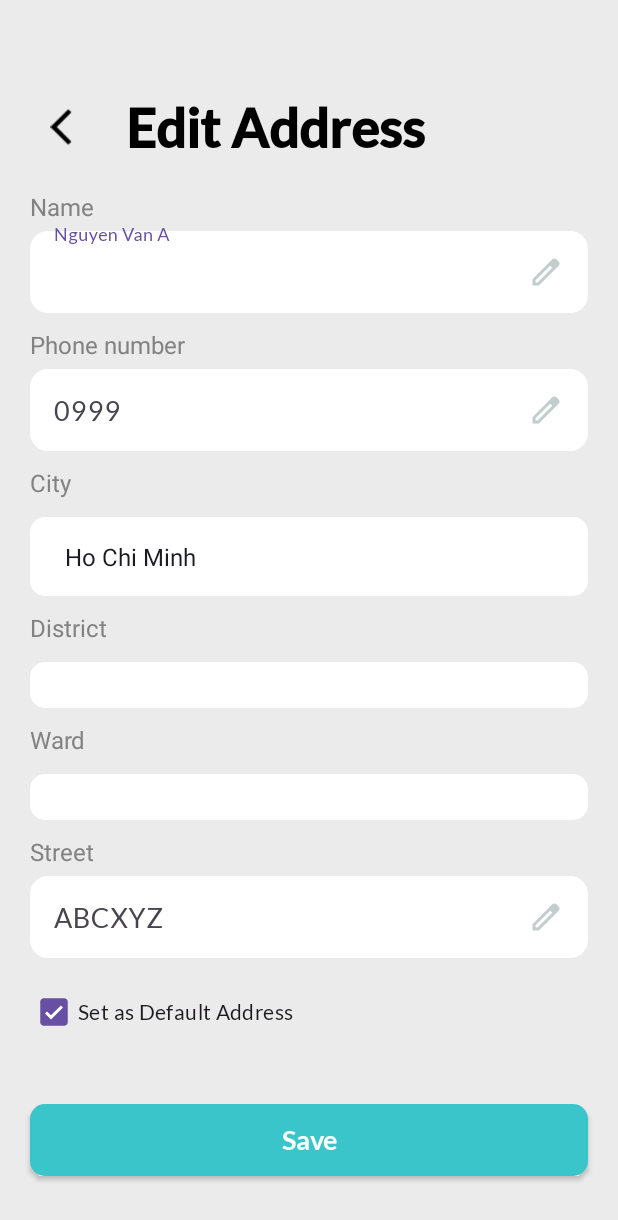
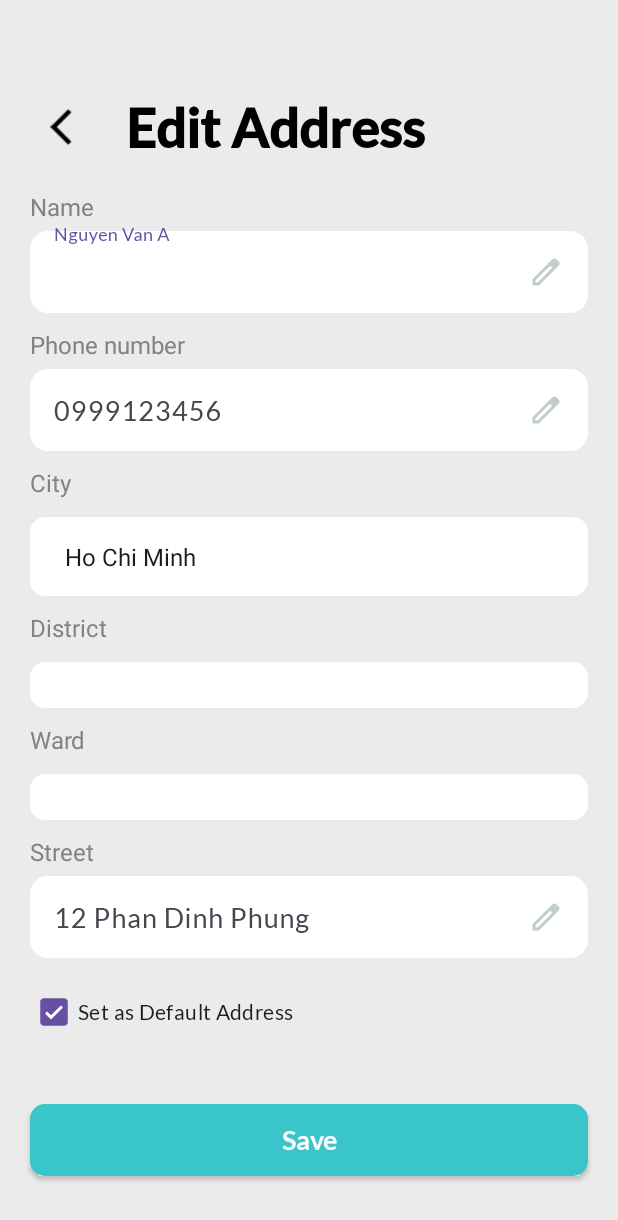
Before and after one commit to Mann202/Eleme-Delivery-Mobile-App, an Android app: the EditAddress screen opened directly, with no data from a screen before it, on a phone screen of 412 x 824 dp. Shown: the top 1220 px of the screen. Run offline under Robolectric (Android 15) with nearby library versions, the light colour scheme and no system bars.

Commit message:
add strings.xml

```diff
--- a/app/src/main/res/layout/activity_customer_editaddress.xml
+++ b/app/src/main/res/layout/activity_customer_editaddress.xml
@@ -30,7 +30,7 @@
             android:id="@+id/AdressTitle"
             android:layout_height="wrap_content"
             android:layout_marginStart="@dimen/margin_large"
-            android:text="Edit Address"
+            android:text="@string/txtEditAddress"
             android:fontFamily="@font/lato_bold"
             android:textColor="@color/black"
             android:textFontWeight="900"
@@ -47,7 +47,7 @@
         android:layout_marginTop="@dimen/margin_extra_small"
         android:layout_marginStart="@dimen/margin_standard"
         android:layout_marginEnd="@dimen/margin_standard"
-        android:text="Name"
+        android:text="@string/TxtViewName"
         android:textSize="@dimen/text_h5"
         android:textColor="#828282"
         />
@@ -68,7 +68,7 @@
             android:paddingRight="@dimen/padding_small"
             android:drawablePadding="10dp"
             android:drawableTint="#C2CECE"
-            android:hint="Nguyen Van A"
+            android:hint="@string/name_hint"
             android:inputType="text"
             android:drawableEnd="@drawable/edit_button"
             android:textColorHighlight="@color/primary"
@@ -86,7 +86,7 @@
         android:layout_marginTop="10dp"
         android:layout_marginStart="@dimen/margin_standard"
         android:layout_marginEnd="@dimen/margin_standard"
-        android:text="Phone number"
+        android:text="@string/txtPhoneNumber"
         android:textSize="@dimen/text_h5"
         android:textColor="#828282"
         />
@@ -106,7 +106,7 @@
             android:layout_marginTop="30dp"
             android:drawablePadding="10dp"
             android:drawableTint="#C2CECE"
-            android:hint="0999"
+            android:hint="@string/phonenumber_hint"
             android:inputType="text"
             android:drawableEnd="@drawable/edit_button"
             android:paddingRight="@dimen/padding_small"
@@ -124,7 +124,7 @@
         android:layout_marginTop="10dp"
         android:layout_marginStart="@dimen/margin_standard"
         android:layout_marginEnd="@dimen/margin_standard"
-        android:text="City"
+        android:text="@string/txtCity"
         android:textSize="@dimen/text_h5"
         android:textColor="#828282"
         />
@@ -150,7 +150,7 @@
         android:layout_marginTop="10dp"
         android:layout_marginStart="@dimen/margin_standard"
         android:layout_marginEnd="@dimen/margin_standard"
-        android:text="District"
+        android:text="@string/txtDistrict"
         android:textSize="@dimen/text_h5"
         android:textColor="#828282"
         />
@@ -176,7 +176,7 @@
         android:layout_marginTop="10dp"
         android:layout_marginStart="@dimen/margin_standard"
         android:layout_marginEnd="@dimen/margin_standard"
-        android:text="Ward"
+        android:text="@string/txtWard"
         android:textSize="@dimen/text_h5"
         android:textColor="#828282"
         />
@@ -201,7 +201,7 @@
         android:layout_marginTop="10dp"
         android:layout_marginStart="@dimen/margin_standard"
         android:layout_marginEnd="@dimen/margin_standard"
-        android:text="Street"
+        android:text="@string/txtStreet"
         android:textSize="@dimen/text_h5"
         android:textColor="#828282"
         />
@@ -221,7 +221,7 @@
             android:layout_marginTop="30dp"
             android:drawablePadding="10dp"
             android:drawableTint="#C2CECE"
-            android:hint="ABCXYZ"
+            android:hint="@string/edtStreet"
             android:inputType="text"
             android:drawableEnd="@drawable/edit_button"
             android:paddingRight="@dimen/padding_small"
@@ -240,7 +240,7 @@
         android:fontFamily="@font/lato_regular"
         android:layout_marginStart="@dimen/margin_standard"
         android:layout_marginTop="12dp"
-        android:text="Set as Default Address"/>
+        android:text="@string/txtcheckbox"/>
 
     <androidx.appcompat.widget.AppCompatButton
         android:id="@+id/save_button"
--- a/app/src/main/res/values/strings.xml
+++ b/app/src/main/res/values/strings.xml
@@ -7,4 +7,15 @@
     <string name="hello_blank_fragment">Hello blank fragment</string>
     <string name="cancelordermsg">We will continue to improve our service and satisfy you on the next order.</string>
     <string name="cancelorderPopup">We are so sad about your cancellation</string>
+    <string name="name_hint">Nguyen Van A</string>
+    <string name="phonenumber_hint">0999123456</string>
+    <string name="txtEditAddress">Edit Address</string>
+    <string name="TxtViewName">Name</string>
+    <string name="txtPhoneNumber">Phone number</string>
+    <string name="txtCity">City</string>
+    <string name="txtDistrict">District</string>
+    <string name="txtWard">Ward</string>
+    <string name="txtStreet">Street</string>
+    <string name="edtStreet">12 Phan Dinh Phung</string>
+    <string name="txtcheckbox">Set as Default Address</string>
 </resources>
```
